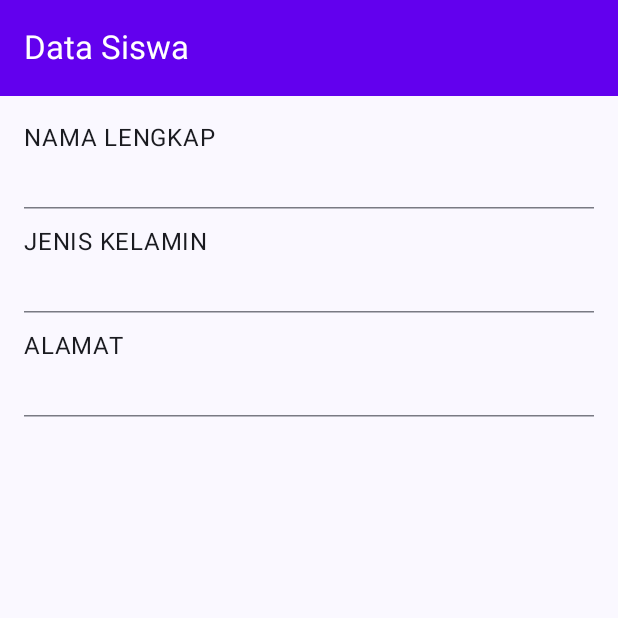
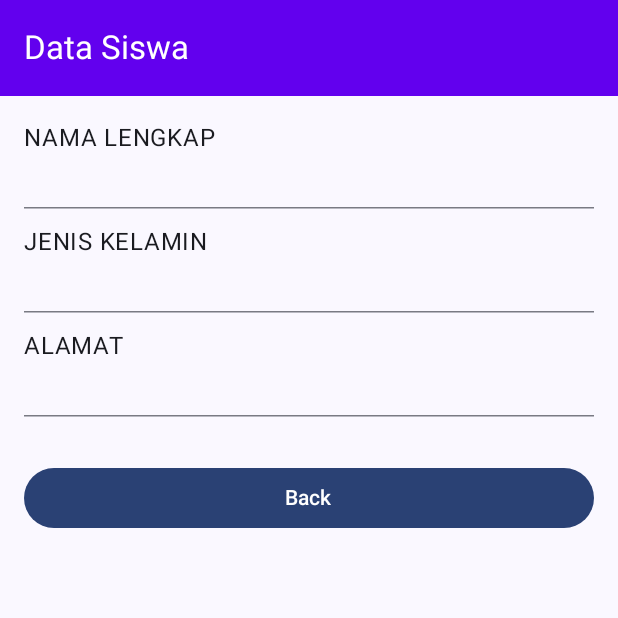
Before and after one commit to Fajri135/MyArsitektur, an Android app built with Jetpack Compose: the composable TampilSiswa shown on its own in the app's theme, on a phone screen of 412 x 824 dp, the top half of it. Run offline under Robolectric (Android 15) with nearby library versions, the phone set to English and light mode, and no system bars.

Commit message:
Tambah tombol back

```diff
--- a/app/src/main/java/com/example/myarsitektur/view/TampilSiswa.kt
+++ b/app/src/main/java/com/example/myarsitektur/view/TampilSiswa.kt
@@ -23,6 +23,7 @@ import androidx.compose.ui.text.font.FontWeight
 import androidx.compose.ui.unit.sp
 import com.example.myarsitektur.R
 import com.example.myarsitektur.model.Siswa
+
 @OptIn(ExperimentalMaterial3Api::class)
 @Composable
 fun TampilSiswa(
@@ -59,6 +60,13 @@ fun TampilSiswa(
                     }
                     HorizontalDivider(thickness = dimensionResource(R.dimen.thickness_divider))
                 }
+                Spacer(modifier = Modifier.height(dimensionResource(R.dimen.padding_small)))
+                Button(
+                    modifier = Modifier.fillMaxWidth(),
+                    onClick = onBackButtonClicked
+                ) {
+                    Text(stringResource(R.string.back))
+                }
             }
         }
     }
```
